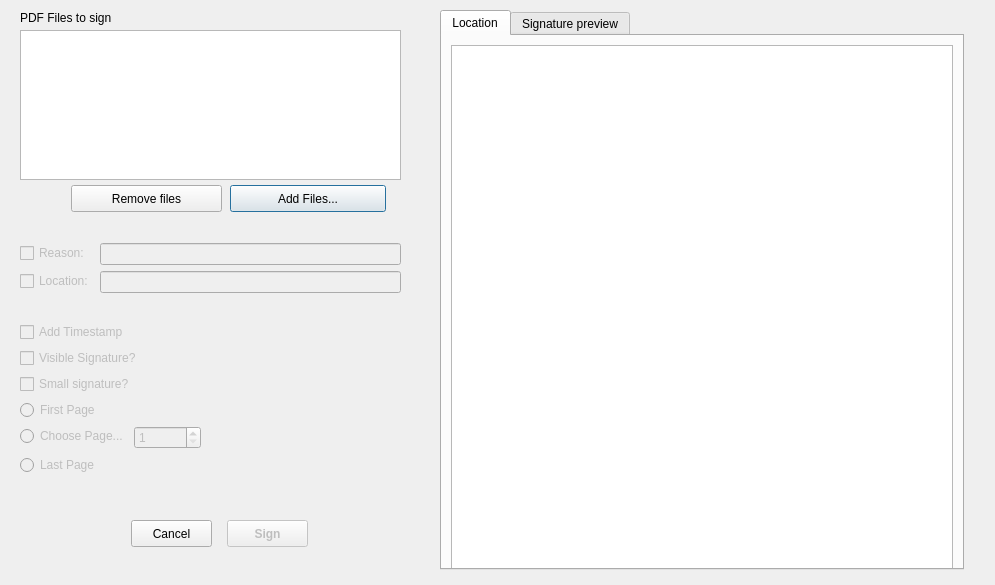
Above: pteid-mw-pt/_src/eidmw/eidgui/PDFSignWindow.ui from amagovpt/autenticacao.gov before the change. Below: the same form after it.
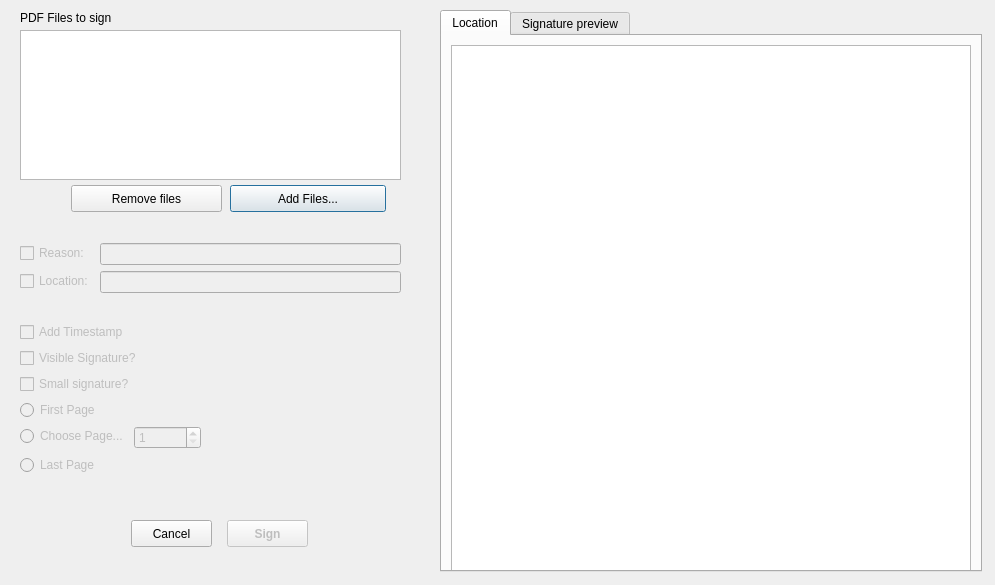
That is the form after the change. Custom widgets are drawn as their Qt base class.

Commit message: Center horizontally the PDF preview widget

The edit to the form file:
```diff
--- a/pteid-mw-pt/_src/eidmw/eidgui/PDFSignWindow.ui
+++ b/pteid-mw-pt/_src/eidmw/eidgui/PDFSignWindow.ui
@@ -289,7 +289,7 @@
      <x>440</x>
      <y>10</y>
      <width>524</width>
-     <height>552</height>
+     <height>562</height>
     </rect>
    </property>
    <layout class="QVBoxLayout" name="vertical_layout_tab1">
@@ -319,6 +319,8 @@
        </attribute>
        <layout class="QVBoxLayout" name="verticalLayout1">
         <item>
+         <layout class="QHBoxLayout" name="horizontalLayout_tab1">
+          <item>
          <widget class="QGraphicsView" name="scene_view">
           <property name="sizePolicy">
            <sizepolicy hsizetype="Minimum" vsizetype="Minimum">
@@ -328,12 +330,15 @@
           </property>
           <property name="minimumSize">
            <size>
-            <width>200</width>
+            <width>520</width>
             <height>530</height>
            </size>
           </property>
          </widget>
         </item>
+         </layout>
+        </item>
+        
        </layout>
       </widget>
       <widget class="QWidget" name="tab3">
```
The commit also changes 1 other file.
